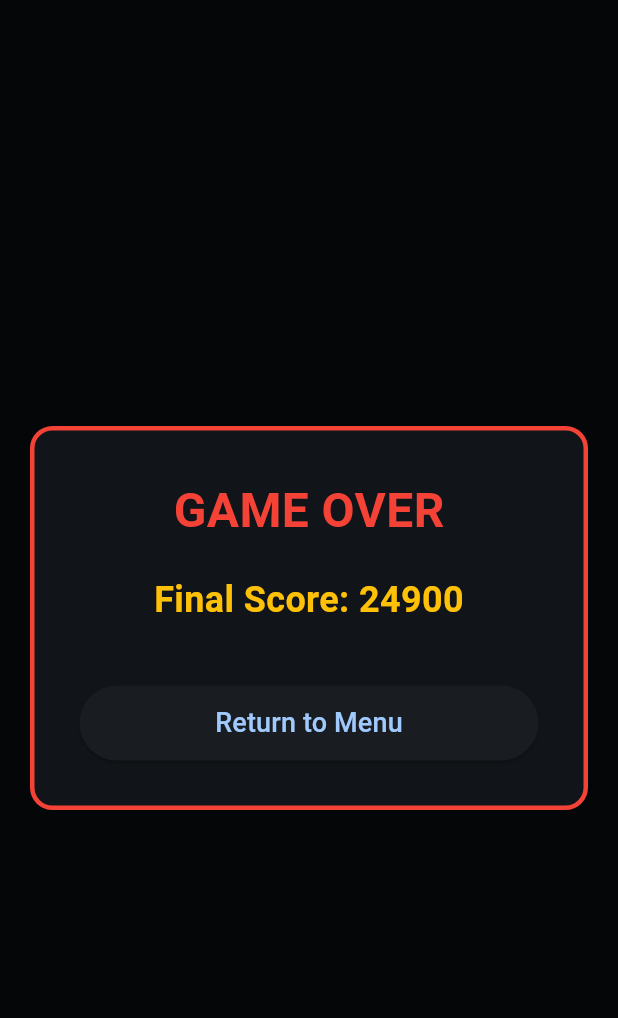
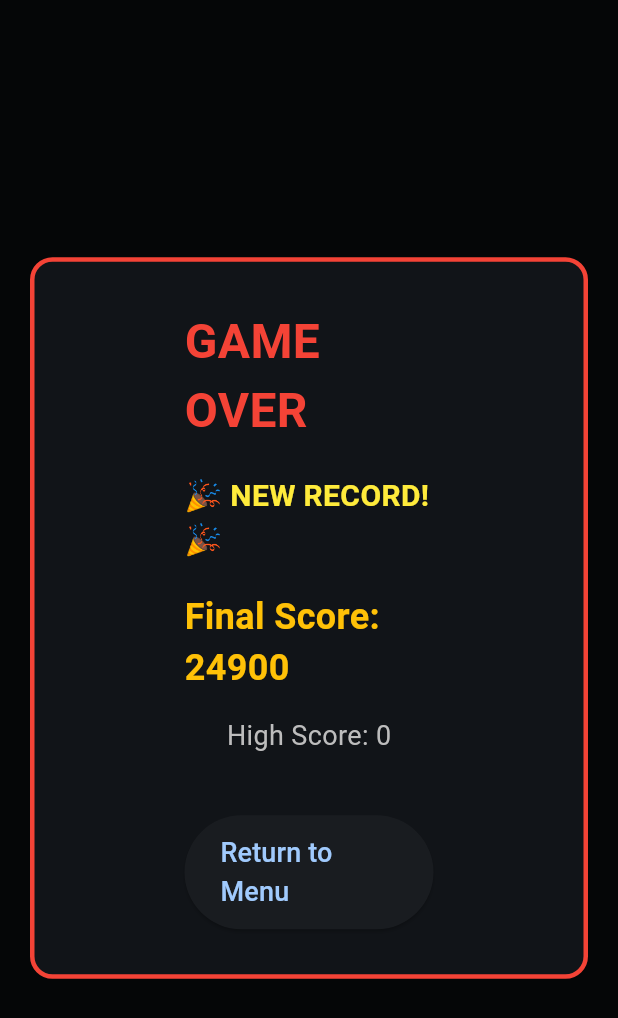
Before and after one commit to AliAhmed-004/Sand-Crush, a Flutter app: the GameOverOverlay widget shown alone on an empty page, opened directly with empty values, on a phone screen of 412 x 824 dp. Shown: the top 1018 px of the screen. Run offline on Flutter 3.47's test engine with Material 3 defaults, Android fonts, the phone set to English and light mode, and no system bars; our stand-ins replace hive_flutter; missing offline and left inert: flame; accounts and stored records are empty.

Commit message:
Add high score management; implement high score service and integrate into game over and main menu overlays

```diff
--- a/lib/game.dart
+++ b/lib/game.dart
@@ -9,6 +9,7 @@ import 'package:flame/game.dart';
 import 'package:flutter/material.dart';
 import 'package:sand_crush/config/game_config.dart';
 import 'package:sand_crush/services/difficulty_service.dart';
+import 'package:sand_crush/services/high_score_service.dart';
 import 'package:sand_crush/services/milestone_service.dart';
 import 'package:sand_crush/services/scoring_service.dart';
 import 'package:sand_crush/world.dart';
@@ -233,6 +234,10 @@ class SandGame extends FlameGame with TapCallbacks {
     if (sandWorld.isGameOver) {
       if (!_isGameOverDetected) {
         _isGameOverDetected = true;
+        // Save high score if current score is higher
+        HighScoreService.instance.saveHighScoreIfHigher(
+          ScoringService.instance.currentScore,
+        );
         pauseEngine();
         overlays.add(GameConfig.gameOverOverlay);
       }
--- /dev/null
+++ b/lib/services/high_score_service.dart
@@ -0,0 +1,46 @@
+import 'package:hive_flutter/hive_flutter.dart';
+
+/// A service to manage high score persistence using Hive.
+class HighScoreService {
+  static const String _boxName = 'sand_crush_high_scores';
+  static const String _highScoreKey = 'high_score';
+
+  static final HighScoreService _instance = HighScoreService._internal();
+
+  factory HighScoreService() {
+    return _instance;
+  }
+
+  HighScoreService._internal();
+
+  static HighScoreService get instance => _instance;
+
+  late Box<int> _box;
+
+  /// Initialize Hive and open the high score box.
+  /// Call this once during app initialization.
+  Future<void> initialize() async {
+    _box = await Hive.openBox<int>(_boxName);
+  }
+
+  /// Get the current high score. Returns 0 if no high score exists.
+  int getHighScore() {
+    return _box.get(_highScoreKey, defaultValue: 0) ?? 0;
+  }
+
+  /// Save a new high score if it's higher than the current one.
+  /// Returns true if the score was saved, false otherwise.
+  Future<bool> saveHighScoreIfHigher(int score) async {
+    final currentHighScore = getHighScore();
+    if (score > currentHighScore) {
+      await _box.put(_highScoreKey, score);
+      return true;
+    }
+    return false;
+  }
+
+  /// Reset the high score (typically for debugging or testing).
+  Future<void> resetHighScore() async {
+    await _box.delete(_highScoreKey);
+  }
+}
--- a/lib/ui/game_over_overlay.dart
+++ b/lib/ui/game_over_overlay.dart
@@ -1,6 +1,7 @@
 import 'package:flutter/material.dart';
 import 'package:sand_crush/config/game_config.dart';
 import 'package:sand_crush/game.dart';
+import 'package:sand_crush/services/high_score_service.dart';
 import 'package:sand_crush/services/scoring_service.dart';
 
 /// Game Over overlay displayed when sand reaches the top threshold.
@@ -11,12 +12,14 @@ class GameOverOverlay extends StatelessWidget {
   @override
   Widget build(BuildContext context) {
     final finalScore = ScoringService.instance.currentScore;
+    final highScore = HighScoreService.instance.getHighScore();
+    final isNewRecord = finalScore > highScore;
 
     return Material(
       color: Colors.black.withAlpha(179), // Semi-transparent dark background
       child: Center(
         child: Container(
-          padding: const EdgeInsets.all(30),
+          padding: const EdgeInsets.symmetric(vertical: 30, horizontal: 100),
           margin: const EdgeInsets.symmetric(horizontal: 20),
           decoration: BoxDecoration(
             color: Theme.of(context).colorScheme.surface,
@@ -35,7 +38,16 @@ class GameOverOverlay extends StatelessWidget {
                 ),
               ),
               const SizedBox(height: 20),
-
+              if (isNewRecord)
+                const Text(
+                  '🎉 NEW RECORD! 🎉',
+                  style: TextStyle(
+                    fontSize: 20,
+                    fontWeight: FontWeight.bold,
+                    color: Colors.yellow,
+                  ),
+                ),
+              const SizedBox(height: 20),
               Text(
                 'Final Score: $finalScore',
                 style: const TextStyle(
@@ -44,10 +56,16 @@ class GameOverOverlay extends StatelessWidget {
                   color: Colors.amber,
                 ),
               ),
+              const SizedBox(height: 15),
+              Text(
+                'High Score: $highScore',
+                style: TextStyle(
+                  fontSize: 18,
+                  color: Colors.grey[400],
+                ),
+              ),
               const SizedBox(height: 40),
-              SizedBox(
-                width: double.infinity,
-                child: ElevatedButton(
+              ElevatedButton(
                 onPressed: () {
                   game.overlays.remove(GameConfig.gameOverOverlay);
                   game.overlays.add(GameConfig.mainMenuOverlay);
@@ -60,7 +78,6 @@ class GameOverOverlay extends StatelessWidget {
                   ),
                 ),
               ),
-              ),
             ],
           ),
         ),
--- a/pubspec.yaml
+++ b/pubspec.yaml
@@ -35,6 +35,9 @@ dependencies:
   # Use with the CupertinoIcons class for iOS style icons.
   cupertino_icons: ^1.0.8
   flame: ^1.36.0
+  hive: ^2.2.3
+  hive_flutter: ^1.1.0
+  path_provider: ^2.1.5
 
 dev_dependencies:
   flutter_test:
```
Also changed, not shown: lib/main.dart (+6 -1 lines), lib/ui/main_menu_overlay.dart (+13 -2 lines), pubspec.lock. Lines whose indentation alone changed are shown as unchanged.
